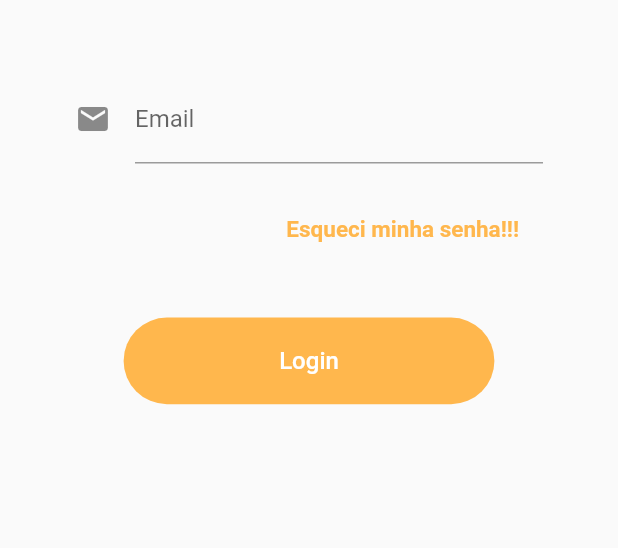
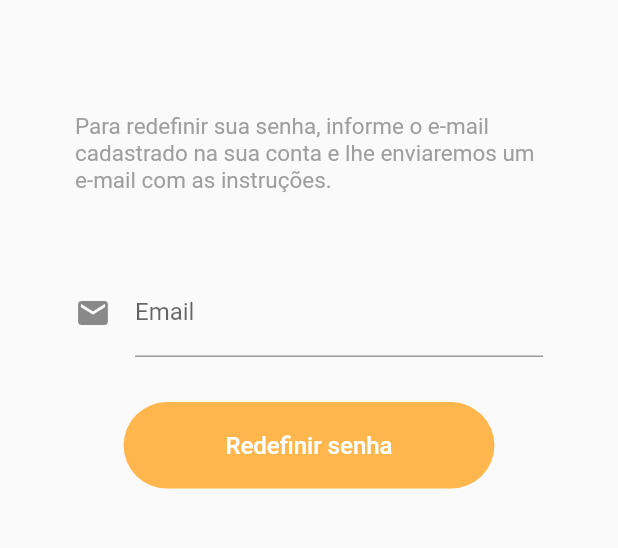
Before and after one commit to ThiagoBertoldi/alliance, a Flutter app: the EsqueciSenha_State screen opened directly, on a phone screen of 412 x 824 dp, the part 314-862 px from its top. Run offline on Flutter 3.47's test engine with Material 2 defaults, Android fonts, the phone set to English and light mode, and no system bars; our stand-ins replace cloud_firestore, firebase_auth, firebase_core, flutter_staggered_animations; accounts and stored records are empty.

Commit message:
esqueci a senha v.1.0

```diff
--- a/lib/app/views/homePage_EsqueciSenha.dart
+++ b/lib/app/views/homePage_EsqueciSenha.dart
@@ -71,7 +71,7 @@ class _MyHomePageState_EsqueciSenha extends State<EsqueciSenha_State> {
                 context,
                 MaterialPageRoute(
                     builder: (BuildContext context) => HomePage_Login(
-                          title: 'Redefinir Senha',
+                          title: 'ALLIANCE',
                         )));
           },
           tooltip: MaterialLocalizations.of(context).openAppDrawerTooltip,
@@ -98,6 +98,18 @@ class _MyHomePageState_EsqueciSenha extends State<EsqueciSenha_State> {
                   ),
                 ),
 
+                Container(
+                  margin: new EdgeInsets.only(
+                      left: 0.0, right: 0.0, bottom: 50, top: 25),
+                  child: Text(
+                    "Para redefinir sua senha, informe o e-mail cadastrado na sua conta e lhe enviaremos um e-mail com as instruções.",
+                    style: TextStyle(
+                      fontSize: 15,
+                      color: Colors.grey[500],
+                    ),
+                  ),
+                ),
+
                 TextFormField(
                   onChanged: (text) {
                     email = text;
@@ -108,25 +120,6 @@ class _MyHomePageState_EsqueciSenha extends State<EsqueciSenha_State> {
                   ),
                 ),
 
-                Container(
-                  alignment: Alignment.centerRight,
-                  margin: new EdgeInsets.only(top: 15),
-                  height: MediaQuery.of(context).size.height * 0.07,
-                  width: MediaQuery.of(context).size.width * 0.9,
-                  // ignore: deprecated_member_use
-                  child: FlatButton(
-                    shape: RoundedRectangleBorder(
-                        borderRadius: BorderRadius.circular(50)),
-                    child: Text(
-                      'Esqueci minha senha!!!',
-                      style: TextStyle(
-                          fontSize: 15,
-                          color: Colors.orange[300],
-                          fontWeight: FontWeight.bold),
-                    ),
-                    onPressed: () {},
-                  ),
-                ),
                 // ignore: deprecated_member_use
                 Container(
                   margin: new EdgeInsets.only(top: 30),
@@ -137,7 +130,7 @@ class _MyHomePageState_EsqueciSenha extends State<EsqueciSenha_State> {
                     height: MediaQuery.of(context).size.height * 0.07,
                     minWidth: MediaQuery.of(context).size.width * 0.6,
                     child: Text(
-                      'Login',
+                      'Redefinir senha',
                       style: TextStyle(fontSize: 16, color: Colors.white),
                     ),
                     color: Colors.orange[300],
```
